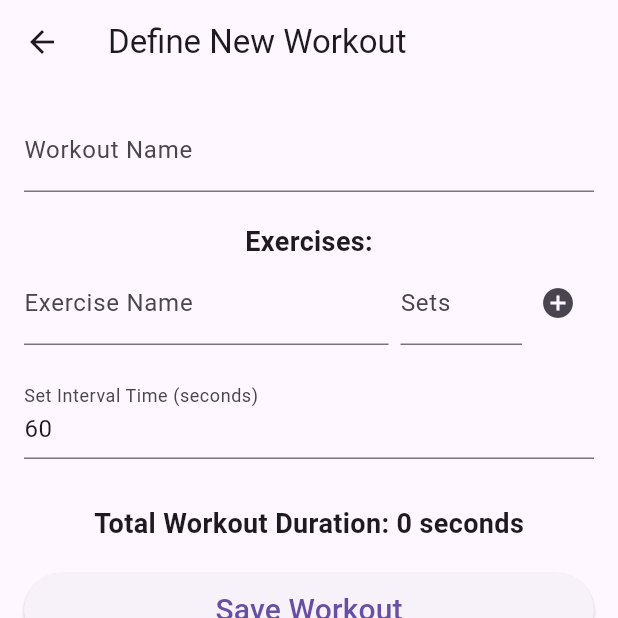
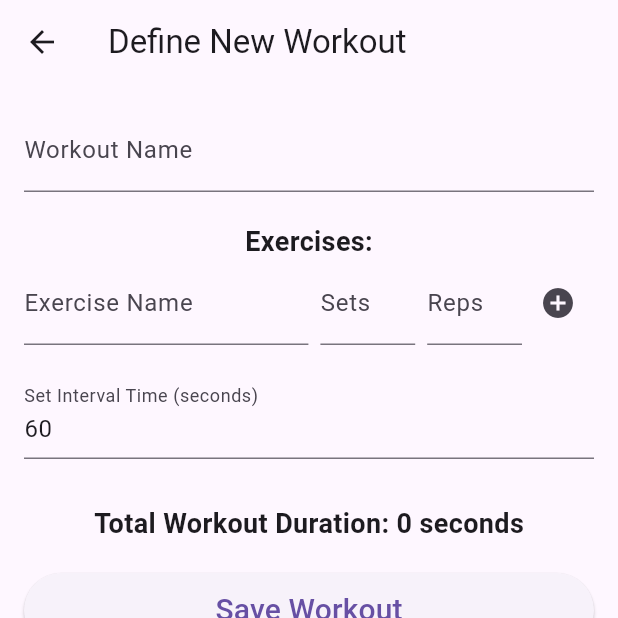
Before and after one commit to AmitTzah/exercise_timer_app, a Flutter app: the DefineWorkoutScreen screen opened directly, on a phone screen of 412 x 824 dp, the top half of it. Run offline on Flutter 3.47's test engine with Material 3 defaults, Android fonts, the phone set to English and light mode, and no system bars; our stand-ins replace audioplayers, hive, hive_flutter; accounts and stored records are empty; generated files the repository leaves out were written again.

Commit message:
Fix: Display exercise reps on Workout Screen with level adjustments

```diff
--- a/lib/controllers/workout_controller.dart
+++ b/lib/controllers/workout_controller.dart
@@ -116,7 +116,7 @@ class WorkoutController extends ChangeNotifier {
         if (exercise.sets > 0 && adjustedSets == 0) {
           adjustedSets = 1;
         }
-        tempAdjustedExercises.add(Exercise(name: exercise.name, sets: adjustedSets));
+        tempAdjustedExercises.add(Exercise(name: exercise.name, sets: adjustedSets, reps: exercise.reps));
         currentSumOfAdjustedSets += adjustedSets;
       }
 
@@ -132,9 +132,11 @@ class WorkoutController extends ChangeNotifier {
           }
         }
 
+        Exercise exerciseToAdjust = tempAdjustedExercises[largestSetIndex];
         tempAdjustedExercises[largestSetIndex] = Exercise(
-          name: tempAdjustedExercises[largestSetIndex].name,
-          sets: (tempAdjustedExercises[largestSetIndex].sets + difference).clamp(1, double.infinity).toInt(), // Ensure sets >= 1
+          name: exerciseToAdjust.name,
+          sets: (exerciseToAdjust.sets + difference).clamp(1, double.infinity).toInt(), // Ensure sets >= 1
+          reps: exerciseToAdjust.reps,
         );
       }
       _currentLoopExercises = tempAdjustedExercises;
--- a/lib/models/exercise.dart
+++ b/lib/models/exercise.dart
@@ -10,5 +10,8 @@ class Exercise extends HiveObject {
   @HiveField(1)
   int sets;
 
-  Exercise({required this.name, required this.sets});
+  @HiveField(2) // New field for reps
+  int? reps; // Reps can be optional
+
+  Exercise({required this.name, required this.sets, this.reps}); // Added reps to constructor
 }
--- a/lib/screens/define_workout_screen.dart
+++ b/lib/screens/define_workout_screen.dart
@@ -22,6 +22,8 @@ class _DefineWorkoutScreenState extends State<DefineWorkoutScreen> {
       TextEditingController();
   final TextEditingController _newExerciseSetsController =
       TextEditingController();
+  final TextEditingController _newExerciseRepsController =
+      TextEditingController(); // New controller for reps
   final TextEditingController _intervalTimeController = TextEditingController();
 
   List<Exercise> _exercises = [];
@@ -37,6 +39,12 @@ class _DefineWorkoutScreenState extends State<DefineWorkoutScreen> {
       _exercises = List.from(widget.workout!.exercises);
       _intervalTime = widget.workout!.intervalTimeBetweenSets;
       _intervalTimeController.text = _intervalTime.toString();
+      // Populate reps for existing exercises if available
+      for (var exercise in _exercises) {
+        if (exercise.reps != null) {
+          _newExerciseRepsController.text = exercise.reps.toString();
+        }
+      }
     } else {
       // Creating new workout, set default interval time
       _intervalTimeController.text = _intervalTime.toString();
@@ -54,6 +62,7 @@ class _DefineWorkoutScreenState extends State<DefineWorkoutScreen> {
     _workoutNameController.dispose();
     _newExerciseNameController.dispose();
     _newExerciseSetsController.dispose();
+    _newExerciseRepsController.dispose(); // Dispose new controller
     _intervalTimeController.dispose();
     super.dispose();
   }
@@ -61,12 +70,14 @@ class _DefineWorkoutScreenState extends State<DefineWorkoutScreen> {
   void _addExercise() {
     final String name = _newExerciseNameController.text.trim();
     final int? sets = int.tryParse(_newExerciseSetsController.text.trim());
+    final int? reps = int.tryParse(_newExerciseRepsController.text.trim()); // Get reps input
 
     if (name.isNotEmpty && sets != null && sets > 0) {
       setState(() {
-        _exercises.add(Exercise(name: name, sets: sets));
+        _exercises.add(Exercise(name: name, sets: sets, reps: reps)); // Pass reps to constructor
         _newExerciseNameController.clear();
         _newExerciseSetsController.clear();
+        _newExerciseRepsController.clear(); // Clear reps input
       });
     } else {
       ScaffoldMessenger.of(context).showSnackBar(
@@ -173,6 +184,18 @@ class _DefineWorkoutScreenState extends State<DefineWorkoutScreen> {
                       ),
                     ),
                   ),
+                  const SizedBox(width: 8), // Add spacing
+                  Expanded(
+                    flex: 1,
+                    child: TextField(
+                      controller: _newExerciseRepsController, // New reps input field
+                      keyboardType: TextInputType.number,
+                      decoration: const InputDecoration(
+                        labelText: 'Reps', // Removed (Optional)
+                        hintText: 'e.g., 12',
+                      ),
+                    ),
+                  ),
                   IconButton(
                     icon: const Icon(Icons.add_circle),
                     onPressed: _addExercise,
@@ -189,7 +212,10 @@ class _DefineWorkoutScreenState extends State<DefineWorkoutScreen> {
                     margin: const EdgeInsets.symmetric(vertical: 4.0),
                     child: ListTile(
                       title: Text(exercise.name),
-                      subtitle: Text('Sets: ${exercise.sets}'),
+                      subtitle: Text(
+                        'Sets: ${exercise.sets}' +
+                            (exercise.reps != null ? ' | Reps: ${exercise.reps}' : ''), // Display reps if available
+                      ),
                       trailing: IconButton(
                         icon: const Icon(Icons.delete),
                         onPressed: () => _removeExercise(index),
--- a/lib/screens/home_screen.dart
+++ b/lib/screens/home_screen.dart
@@ -207,7 +207,7 @@ class _HomeScreenState extends State<HomeScreen> {
                         ),
                         ...workout.exercises.map(
                           (e) => Text(
-                            '  - ${e.name} (${e.sets})',
+                            '  - ${e.name} (${e.sets}${e.reps != null ? 'x${e.reps}' : ''})', // Display sets and reps
                             style: const TextStyle(fontSize: 14.0),
                           ),
                         ),
--- a/lib/screens/workout_screen.dart
+++ b/lib/screens/workout_screen.dart
@@ -136,7 +136,7 @@ class _WorkoutScreenState extends State<WorkoutScreen> {
                             ? const Icon(Icons.arrow_right, color: Colors.blueAccent, size: 30)
                             : null,
                         title: Text(
-                          workoutSet.exercise.name,
+                          workoutSet.exercise.name, // Reverted title
                           style: TextStyle(
                             fontWeight: isCurrent ? FontWeight.bold : FontWeight.normal,
                             color: isCurrent ? Colors.blueAccent : Colors.black,
@@ -144,7 +144,10 @@ class _WorkoutScreenState extends State<WorkoutScreen> {
                           ),
                         ),
                         subtitle: Text(
-                          'Set: ${workoutSet.setNumber} / ${workoutSet.exercise.sets}',
+                          'Set: ${workoutSet.setNumber} / ${workoutSet.exercise.sets}' +
+                              (workoutSet.exercise.reps != null
+                                  ? ', Reps: ${workoutSet.exercise.reps}' // Added reps to subtitle with comma
+                                  : ''),
                           style: TextStyle(
                             color: isCurrent ? Colors.blueAccent : Colors.grey[600],
                             fontSize: 16,
```
Also changed, not shown: lib/models/exercise.g.dart, 1 other file.
